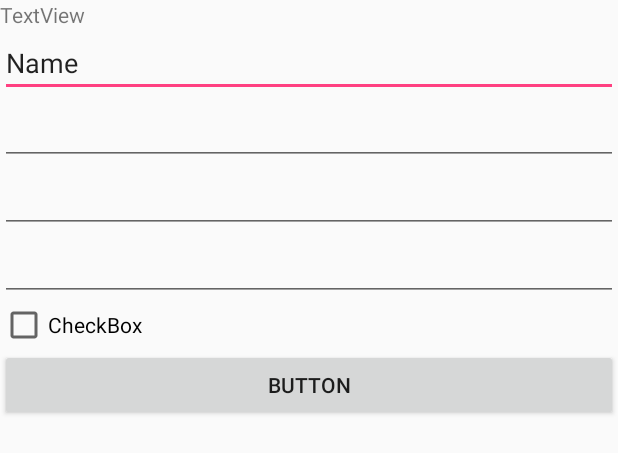
After one commit to CMPUT301F18T06/ManTracker, an Android app: the layout create_account.xml on its own in the app's theme, with its tools: preview values and no code run, on a phone screen of 412 x 824 dp. The commit adds this screen. Shown: the top 453 px of the screen. Run offline under Robolectric (Android 15) with nearby library versions, the phone set to English and light mode, and no system bars.

Commit message:
Added Create Account layout

```diff
--- a/app/src/main/java/project/ece301/mantracker/CreateAccount/CreateAccountActivity.java
+++ b/app/src/main/java/project/ece301/mantracker/CreateAccount/CreateAccountActivity.java
@@ -16,7 +16,7 @@ public class CreateAccountActivity extends AppCompatActivity implements CreateAc
     @Override
     protected void onCreate(Bundle savedInstanceState) {
         super.onCreate(savedInstanceState);
-        setContentView(R.layout.activity_create_account);
+        setContentView(R.layout.create_account);
 
         username = findViewById(R.id.username);
         email = findViewById(R.id.email);
@@ -59,6 +59,6 @@ public class CreateAccountActivity extends AppCompatActivity implements CreateAc
 
     @Override
     public void navigateToHome() {
-
+        //TODO: Where do I go?
     }
 }
--- /dev/null
+++ b/app/src/main/res/layout/create_account.xml
@@ -0,0 +1,54 @@
+<?xml version="1.0" encoding="utf-8"?>
+<LinearLayout xmlns:android="http://schemas.android.com/apk/res/android"
+    android:layout_width="match_parent"
+    android:layout_height="match_parent"
+    android:orientation="vertical">
+
+
+    <TextView
+        android:id="@+id/textView2"
+        android:layout_width="match_parent"
+        android:layout_height="wrap_content"
+        android:text="TextView" />
+
+    <EditText
+        android:id="@+id/username"
+        android:layout_width="match_parent"
+        android:layout_height="wrap_content"
+        android:ems="10"
+        android:inputType="textPersonName"
+        android:text="Name" />
+
+    <EditText
+        android:id="@+id/password"
+        android:layout_width="match_parent"
+        android:layout_height="wrap_content"
+        android:ems="10"
+        android:inputType="textPassword" />
+
+    <EditText
+        android:id="@+id/email"
+        android:layout_width="match_parent"
+        android:layout_height="wrap_content"
+        android:ems="10"
+        android:inputType="textEmailAddress" />
+
+    <EditText
+        android:id="@+id/phone"
+        android:layout_width="match_parent"
+        android:layout_height="wrap_content"
+        android:ems="10"
+        android:inputType="phone" />
+
+    <CheckBox
+        android:id="@+id/cb_care_provider"
+        android:layout_width="match_parent"
+        android:layout_height="wrap_content"
+        android:text="CheckBox" />
+
+    <Button
+        android:id="@+id/btn_confirm"
+        android:layout_width="match_parent"
+        android:layout_height="wrap_content"
+        android:text="Button" />
+</LinearLayout>
```
